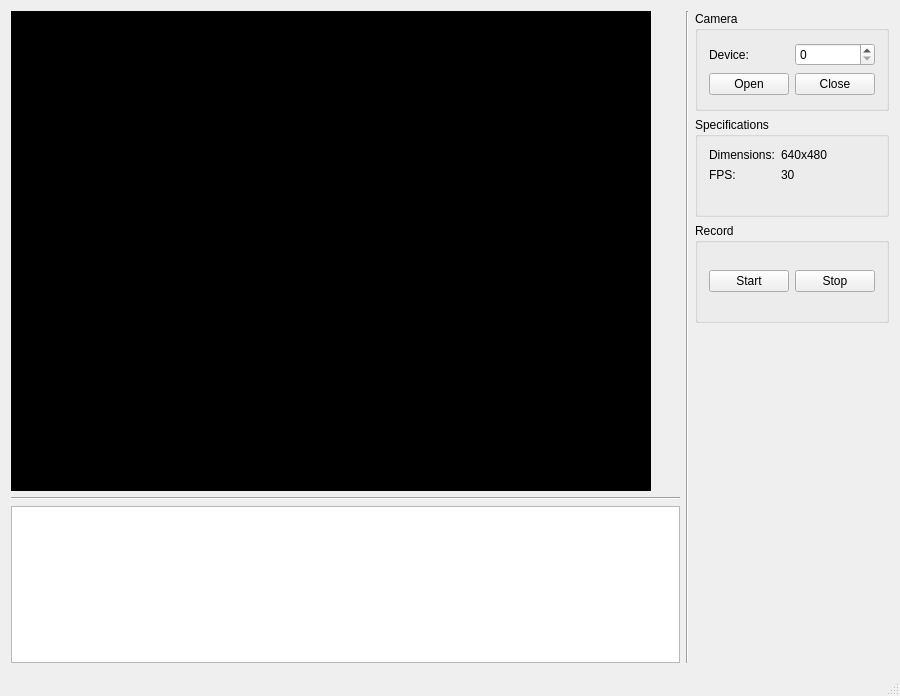
First picture: the form in BluePoint/CameraAcquisition/CameraWindow.ui, repository ESTIA-Roboticadour/BluePoint, before the edit.
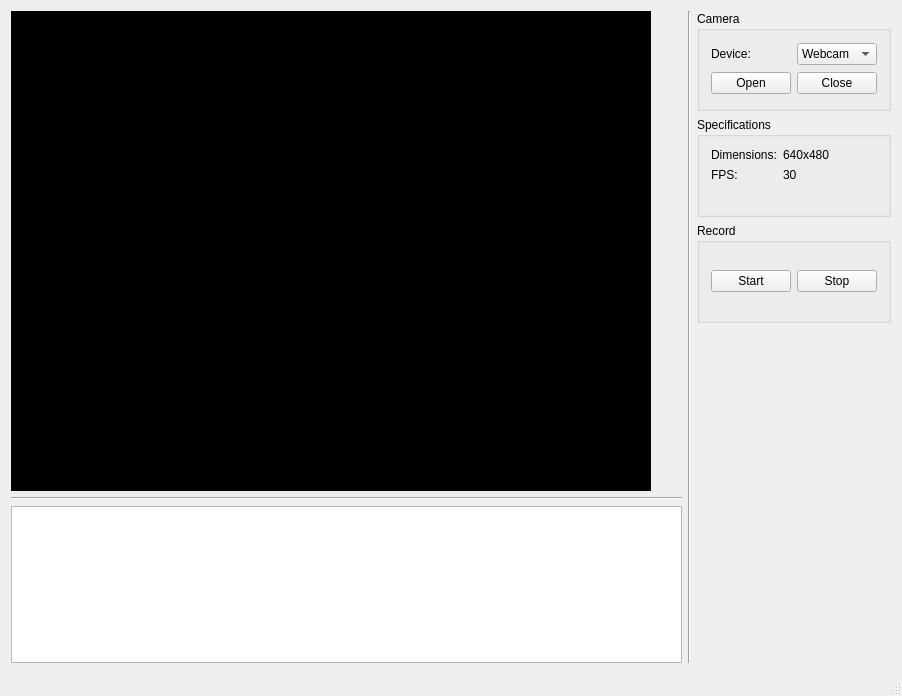
Second picture: the form after the edit.

What changed in the file:
```diff
--- a/BluePoint/CameraAcquisition/CameraWindow.ui
+++ b/BluePoint/CameraAcquisition/CameraWindow.ui
@@ -6,7 +6,7 @@
    <rect>
     <x>0</x>
     <y>0</y>
-    <width>900</width>
+    <width>902</width>
     <height>696</height>
    </rect>
   </property>
@@ -104,7 +104,21 @@
             </widget>
            </item>
            <item>
-            <widget class="QSpinBox" name="deviceSpinBox"/>
+            <widget class="QComboBox" name="deviceComboBox">
+             <property name="currentIndex">
+              <number>0</number>
+             </property>
+             <item>
+              <property name="text">
+               <string>Webcam</string>
+              </property>
+             </item>
+             <item>
+              <property name="text">
+               <string>Basler</string>
+              </property>
+             </item>
+            </widget>
            </item>
           </layout>
          </item>
```
